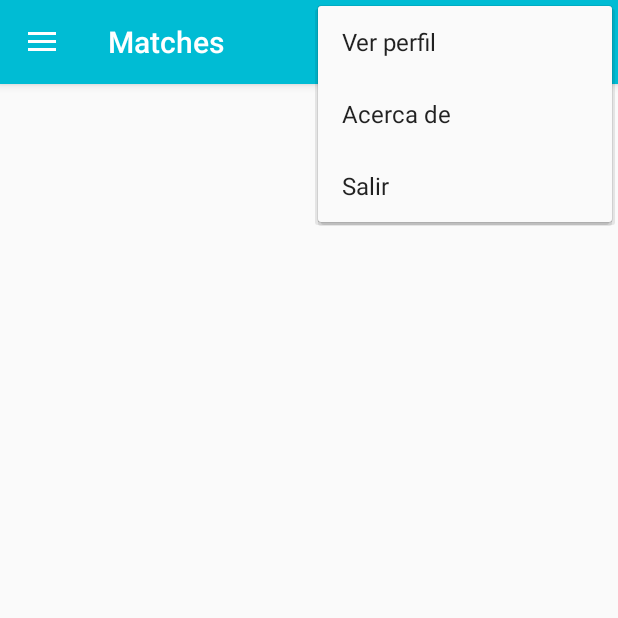
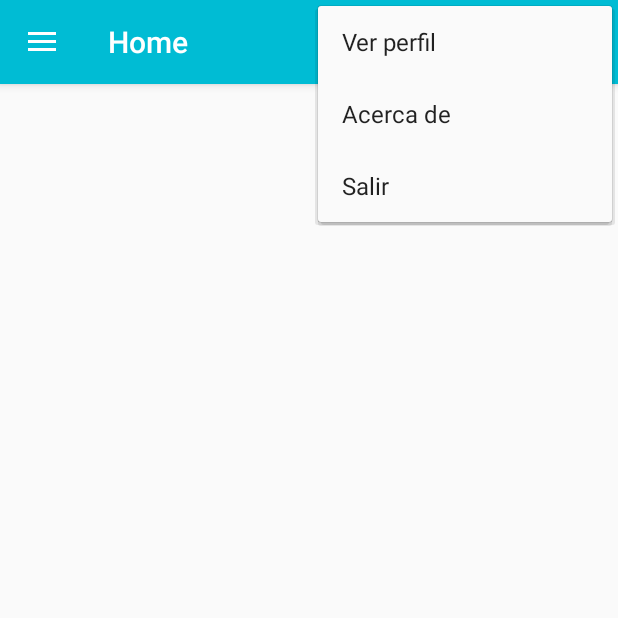
Before and after one commit to cgershen/prog, an Android app: the fragment MatchFragment placed in its activity, with the options menu open, on a phone screen of 412 x 824 dp, the top half of it. Run offline under Robolectric (Android 15) with nearby library versions, the phone set to English and light mode, and no system bars; our stand-ins replace ButterKnife; libraries missing offline, so code that uses them is left out: com.github.clans.fab, io.realm; plain views replace FloatingActionButton, FloatingActionMenu; 3 statements that could not run were skipped.

Commit message:
Update MatchFragment.java

```diff
--- a/front/Android/PumaRide/app/src/main/java/com/unam/alex/pumaride/fragments/MatchFragment.java
+++ b/front/Android/PumaRide/app/src/main/java/com/unam/alex/pumaride/fragments/MatchFragment.java
@@ -88,7 +88,7 @@ public class MatchFragment extends ComunicationFragmentManager {
         View view = inflater.inflate(R.layout.fragment_match_list, container, false);
         ButterKnife.bind(this, view);
         if (mListener != null) {
-            mListener.onFragmentInteraction("Matches");
+           // mListener.onFragmentInteraction("Matches");
         }
         // Initialize Realm
         Realm.init(getContext());
```
